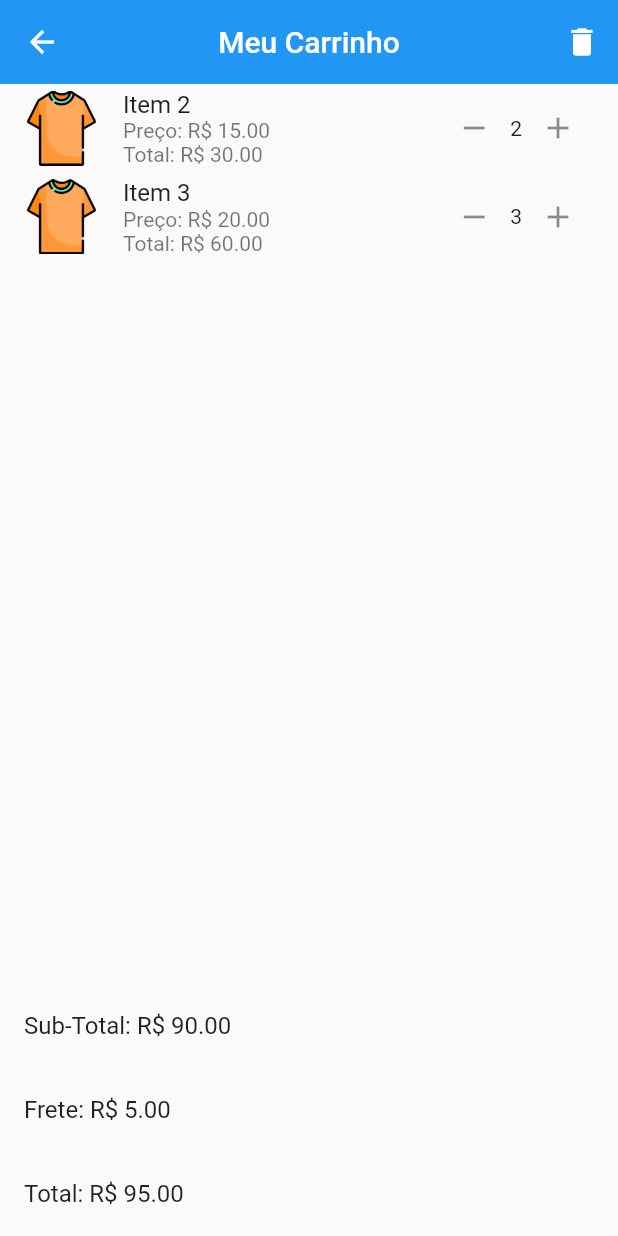
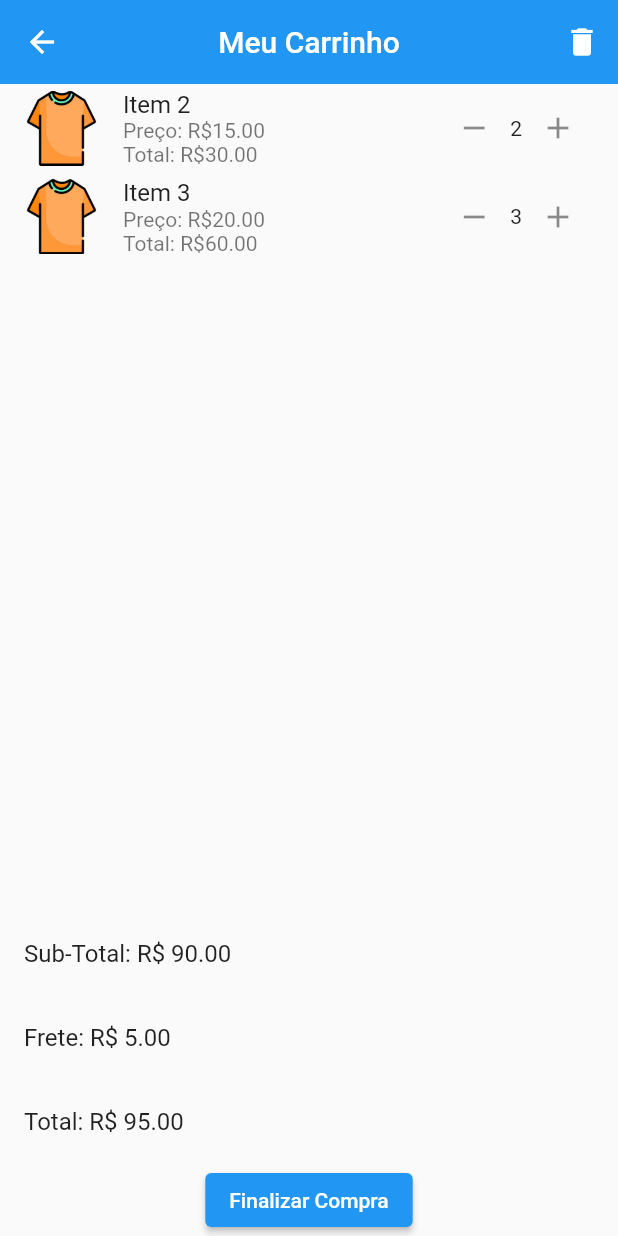
Before and after one commit to jackson-ribeiro/viva-store, a Flutter app: the CartPage screen opened directly, after a tap on the "remove" icon, on a phone screen of 412 x 824 dp. Run offline on Flutter 3.47's test engine with Material 2 defaults, Android fonts, the phone set to English and light mode, and no system bars; our stand-ins replace google_fonts.

Commit message:
style: botão de finalizar compra

```diff
--- a/lib/pages/cart_page.dart
+++ b/lib/pages/cart_page.dart
@@ -1,4 +1,5 @@
 import 'package:flutter/material.dart';
+import 'home_page.dart';
 
 class CartPage extends StatefulWidget {
   const CartPage({Key? key}) : super(key: key);
@@ -32,9 +33,6 @@ class _CartPageState extends State<CartPage> {
 
   @override
   Widget build(BuildContext context) {
-    double total =
-        cartItems.fold(0, (sum, item) => sum + (item.price * item.quantity));
-
     return Scaffold(
       appBar: AppBar(
         title: const Text('Meu Carrinho'),
@@ -61,18 +59,20 @@ class _CartPageState extends State<CartPage> {
               itemBuilder: (BuildContext context, int index) {
                 final item = cartItems[index];
                 final itemTotal = item.price * item.quantity;
+
                 return ListTile(
                   leading: Image.asset(
-                    cartItems[index].imagePath,
+                    item.imagePath,
                     width: 50,
                     height: 50,
                   ),
-                  title: Text(cartItems[index].name),
+                  title: Text(item.name),
                   subtitle: Column(
                     crossAxisAlignment: CrossAxisAlignment.start,
                     children: [
-                      Text('Preço: R\$ ${item.price.toStringAsFixed(2)}'),
-                      Text('Total: R\$ ${itemTotal.toStringAsFixed(2)}'),
+                      Text('Preço: R\$${item.price.toStringAsFixed(2)}'),
+                      // Text('Quantity: ${item.quantity}'),
+                      Text('Total: R\$${itemTotal.toStringAsFixed(2)}'),
                     ],
                   ),
                   trailing: Row(
@@ -81,8 +81,8 @@ class _CartPageState extends State<CartPage> {
                       IconButton(
                         onPressed: () {
                           setState(() {
-                            if (cartItems[index].quantity > 1) {
-                              cartItems[index].quantity--;
+                            if (item.quantity > 1) {
+                              item.quantity--;
                             } else {
                               cartItems.removeAt(index);
                             }
@@ -90,11 +90,11 @@ class _CartPageState extends State<CartPage> {
                         },
                         icon: const Icon(Icons.remove),
                       ),
-                      Text(cartItems[index].quantity.toString()),
+                      Text(item.quantity.toString()),
                       IconButton(
                         onPressed: () {
                           setState(() {
-                            cartItems[index].quantity++;
+                            item.quantity++;
                           });
                         },
                         icon: const Icon(Icons.add),
@@ -106,18 +106,56 @@ class _CartPageState extends State<CartPage> {
             ),
           ),
           ListTile(
-            title: Text('Sub-Total: R\$ ${total.toStringAsFixed(2)}'),
+            title:
+                Text('Sub-Total: R\$ ${calculateTotal().toStringAsFixed(2)}'),
           ),
           ListTile(
             title: Text('Frete: R\$ ${shippingCost.toStringAsFixed(2)}'),
           ),
           ListTile(
             title:
-                Text('Total: R\$ ${(total + shippingCost).toStringAsFixed(2)}'),
+                Text('Total: R\$ ${calculateGrandTotal().toStringAsFixed(2)}'),
+          ),
+          ElevatedButton(
+            onPressed: () {
+              // Lógica para finalizar a compra
+              showDialog(
+                context: context,
+                builder: (BuildContext context) {
+                  return AlertDialog(
+                    title: const Text('Compra Finalizada'),
+                    content: const Text('Obrigado por sua compra!'),
+                    actions: [
+                      TextButton(
+                        child: const Text('Fechar'),
+                        onPressed: () {
+                          //navegar para a página inicial
+                          Navigator.pushAndRemoveUntil(
+                            context,
+                            MaterialPageRoute(
+                                builder: (context) => const HomePage()),
+                            (route) => false,
+                          );
+                        },
+                      ),
+                    ],
+                  );
+                },
+              );
+            },
+            child: const Text('Finalizar Compra'),
           ),
         ],
       ),
     );
+  }
+
+  double calculateTotal() {
+    return cartItems.fold(0, (sum, item) => sum + (item.price * item.quantity));
+  }
+
+  double calculateGrandTotal() {
+    return calculateTotal() + shippingCost;
   }
 }
 
```
Also changed, not shown: lib/pages/home_page.dart (+17 -17 lines).
